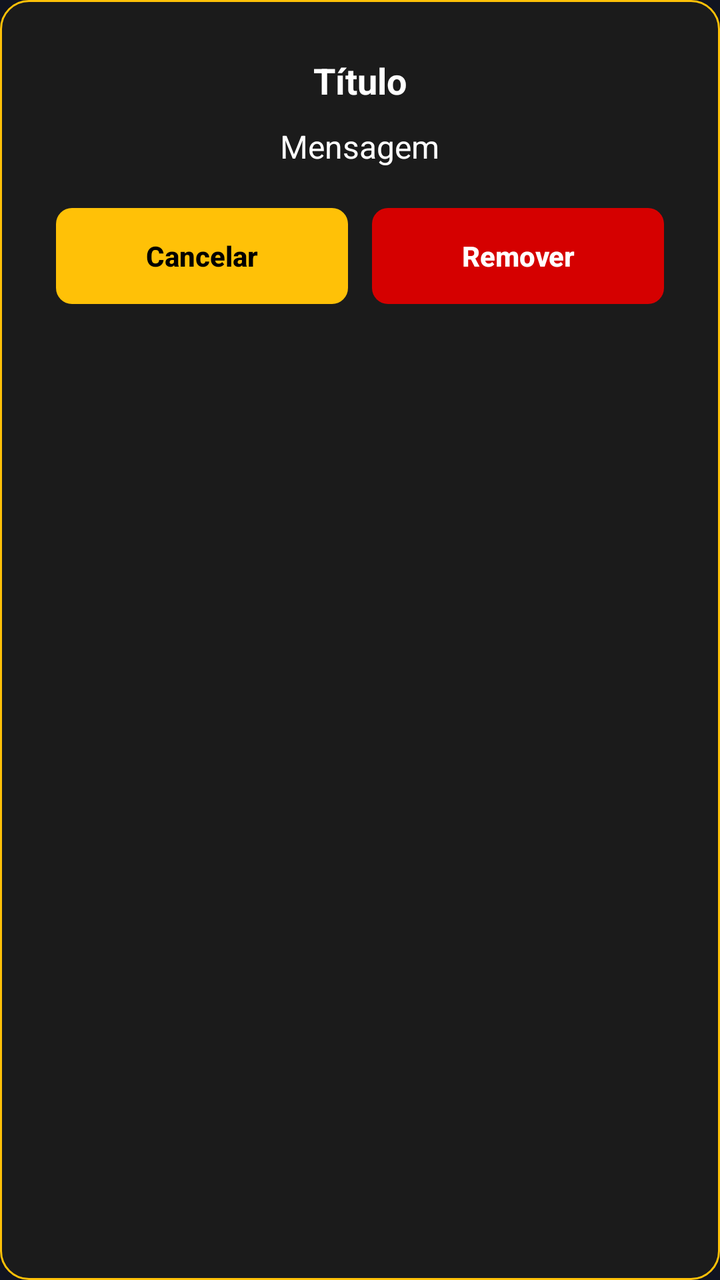
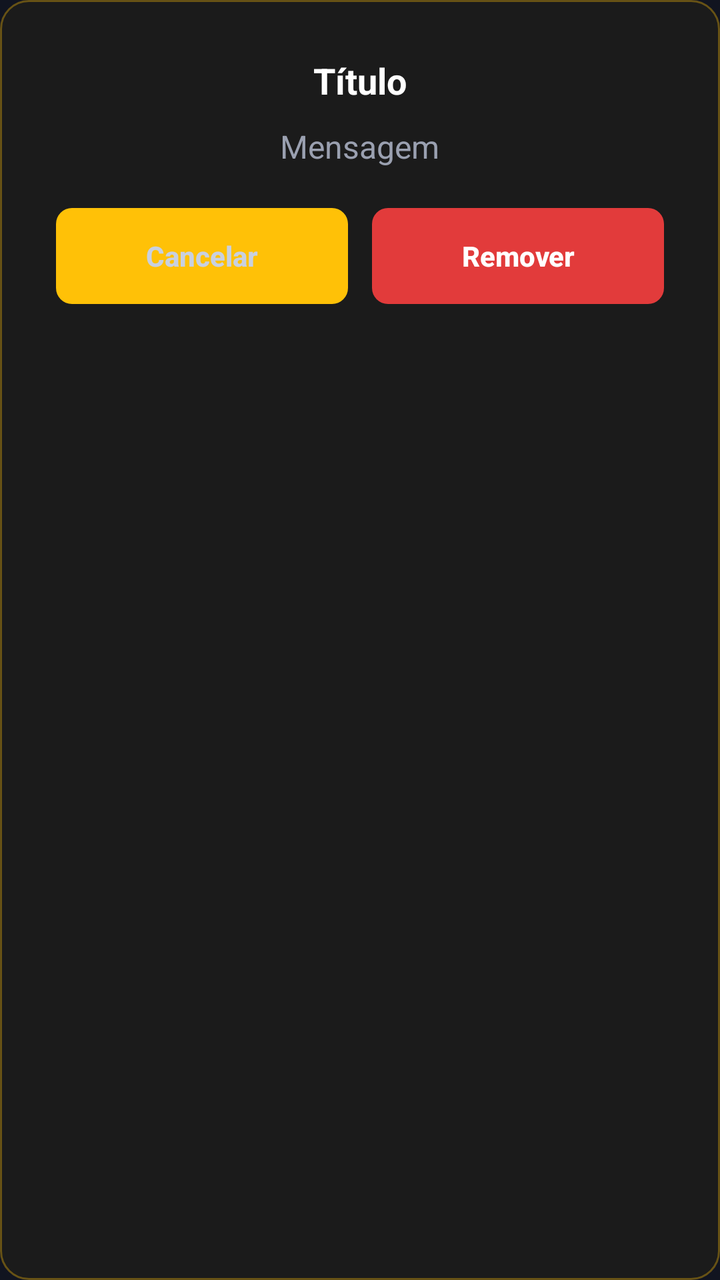

The first picture is an Android layout as it rendered before a commit; the second is the same layout after the commit. The layout source and the unified diff follow.
<!-- AndroidManifest.xml: application theme Theme.WaspBrowser -->
<!-- res/layout/dialog_wasp_confirm.xml -->
<?xml version="1.0" encoding="utf-8"?>

<LinearLayout xmlns:android="http://schemas.android.com/apk/res/android"
    xmlns:app="http://schemas.android.com/apk/res-auto"
    android:layout_width="320dp"
    android:layout_height="wrap_content"
    android:orientation="vertical"
    android:padding="28dp"
    android:gravity="center_horizontal"
    android:background="@drawable/bg_wasp_dialog">

    <TextView
        android:id="@+id/txtDialogTitle"
        android:layout_width="wrap_content"
        android:layout_height="wrap_content"
        android:text="Título"
        android:textColor="#FFFFFF"
        android:textSize="18sp"
        android:textStyle="bold"
        android:layout_marginBottom="10dp" />

    <TextView
        android:id="@+id/txtDialogMessage"
        android:layout_width="wrap_content"
        android:layout_height="wrap_content"
        android:text="Mensagem"
        android:textColor="#FFFFFF"
        android:textSize="16sp"
        android:gravity="center"
        android:layout_marginBottom="20dp" />

    <LinearLayout
        android:layout_width="match_parent"
        android:layout_height="wrap_content"
        android:orientation="horizontal">

        <androidx.appcompat.widget.AppCompatButton
            android:id="@+id/btnDialogCancel"
            android:layout_width="0dp"
            android:layout_height="48dp"
            android:layout_weight="1"
            android:layout_marginEnd="6dp"
            android:text="Cancelar"
            android:textAllCaps="false"
            android:textColor="#000000"
            android:textStyle="bold"
            android:background="@drawable/bg_wasp_button_cancel"
            android:stateListAnimator="@null"
            app:backgroundTint="@null" />

        <androidx.appcompat.widget.AppCompatButton
            android:id="@+id/btnDialogConfirm"
            android:layout_width="0dp"
            android:layout_height="48dp"
            android:layout_weight="1"
            android:layout_marginStart="6dp"
            android:text="Remover"
            android:textAllCaps="false"
            android:textColor="#FFFFFF"
            android:textStyle="bold"
            android:background="@drawable/bg_wasp_button_danger"
            android:stateListAnimator="@null"
            app:backgroundTint="@null" />
    </LinearLayout>

</LinearLayout>
<!-- resources referenced by this layout -->
<resources>
  <!-- drawable bg_wasp_button_cancel (drawable) -->
  <?xml version="1.0" encoding="utf-8"?>
  
  <shape xmlns:android="http://schemas.android.com/apk/res/android">
      <solid android:color="#FFC107" />
      <corners android:radius="8dp" />
  </shape>
  <!-- drawable bg_wasp_button_danger (drawable) -->
  <?xml version="1.0" encoding="utf-8"?>
  
  <shape xmlns:android="http://schemas.android.com/apk/res/android">
      <solid android:color="#D50000" />
      <corners android:radius="8dp" />
  </shape>
  <!-- drawable bg_wasp_dialog (drawable) -->
  <?xml version="1.0" encoding="utf-8"?>
  
  <shape xmlns:android="http://schemas.android.com/apk/res/android">
      <solid android:color="#1B1B1B" />
      <corners android:radius="14dp" />
      <stroke
          android:width="1dp"
          android:color="#FFC107" />
  </shape>
  <style name="Theme.WaspBrowser" parent="Theme.Material3.DayNight.NoActionBar">
          <item name="android:statusBarColor">#111420</item>
          <item name="android:navigationBarColor">#0b0f1a</item>
          <item name="android:windowLightStatusBar">false</item>
          <item name="android:windowLightNavigationBar" tools:targetApi="o_mr1">false</item>
          
          <item name="android:windowBackground">#111420</item>
          <item name="android:windowContentOverlay">@null</item>
          <item name="colorPrimary">#FFD400</item>
          <item name="colorPrimaryDark">#111420</item>
          <item name="colorSurface">#111420</item>
          <item name="colorOnSurface">#C8D0E0</item>
          
          <item name="android:windowAnimationStyle">@style/WaspWindowAnimation</item>
      </style>
  <style name="WaspWindowAnimation" parent="@android:style/Animation.Activity">
          <item name="android:activityOpenEnterAnimation">@anim/fade_in</item>
          <item name="android:activityOpenExitAnimation">@anim/fade_out</item>
          <item name="android:activityCloseEnterAnimation">@anim/fade_in</item>
          <item name="android:activityCloseExitAnimation">@anim/fade_out</item>
          <item name="android:taskOpenEnterAnimation">@anim/fade_in</item>
          <item name="android:taskOpenExitAnimation">@anim/fade_out</item>
          <item name="android:taskCloseEnterAnimation">@anim/fade_in</item>
          <item name="android:taskCloseExitAnimation">@anim/fade_out</item>
          <item name="android:taskToFrontEnterAnimation">@anim/fade_in</item>
          <item name="android:taskToFrontExitAnimation">@anim/fade_out</item>
          <item name="android:taskToBackEnterAnimation">@anim/fade_in</item>
          <item name="android:taskToBackExitAnimation">@anim/fade_out</item>
      </style>
</resources>

<!-- the commit's change to res/layout/dialog_wasp_confirm.xml (unified diff, before → after) -->
@@ -24,7 +24,7 @@
         android:layout_width="wrap_content"
         android:layout_height="wrap_content"
         android:text="Mensagem"
-        android:textColor="#FFFFFF"
+        android:textColor="#9AA0B0"
         android:textSize="16sp"
         android:gravity="center"
         android:layout_marginBottom="20dp" />
@@ -42,7 +42,7 @@
             android:layout_marginEnd="6dp"
             android:text="Cancelar"
             android:textAllCaps="false"
-            android:textColor="#000000"
+            android:textColor="#C8D0E0"
             android:textStyle="bold"
             android:background="@drawable/bg_wasp_button_cancel"
             android:stateListAnimator="@null"
<!-- resource entries referenced after the edit -->
@@ -9,20 +9,18 @@
   </shape>
   <!-- drawable bg_wasp_button_danger (drawable) -->
   <?xml version="1.0" encoding="utf-8"?>
-  
-  <shape xmlns:android="http://schemas.android.com/apk/res/android">
-      <solid android:color="#D50000" />
-      <corners android:radius="8dp" />
+  <shape xmlns:android="http://schemas.android.com/apk/res/android">
+      <solid android:color="#E23B3B" />
+      <corners android:radius="8dp" />
   </shape>
   <!-- drawable bg_wasp_dialog (drawable) -->
   <?xml version="1.0" encoding="utf-8"?>
-  
-  <shape xmlns:android="http://schemas.android.com/apk/res/android">
-      <solid android:color="#1B1B1B" />
-      <corners android:radius="14dp" />
-      <stroke
-          android:width="1dp"
-          android:color="#FFC107" />
+  <shape xmlns:android="http://schemas.android.com/apk/res/android">
+      <solid android:color="#1B1B1B" />
+      <corners android:radius="14dp" />
+      <stroke
+          android:width="1dp"
+          android:color="#59FFC107" />
   </shape>
   <style name="Theme.WaspBrowser" parent="Theme.Material3.DayNight.NoActionBar">
           <item name="android:statusBarColor">#111420</item>
